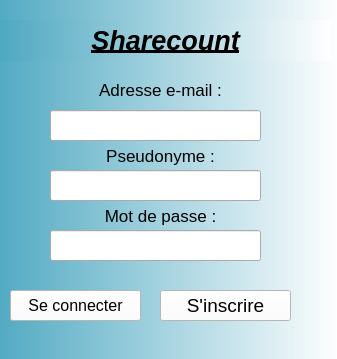
The window that inscription.ui (Obsywon/ShareCount) describes before a commit, drawn with Qt 5.
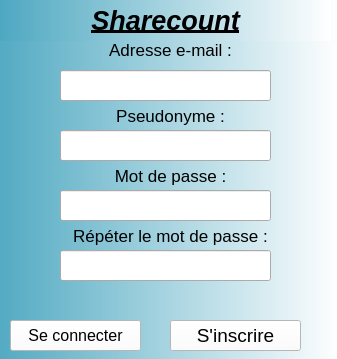
The same window after the commit.

Commit message: inscription avec deux champs

What changed in the file:
```diff
--- a/inscription.ui
+++ b/inscription.ui
@@ -16,8 +16,8 @@
   <widget class="QLabel" name="l_Pseudo_2">
    <property name="geometry">
     <rect>
-     <x>20</x>
-     <y>140</y>
+     <x>30</x>
+     <y>100</y>
      <width>281</width>
      <height>31</height>
     </rect>
@@ -37,8 +37,8 @@
   <widget class="QPushButton" name="inscrire">
    <property name="geometry">
     <rect>
-     <x>160</x>
-     <y>290</y>
+     <x>170</x>
+     <y>320</y>
      <width>131</width>
      <height>31</height>
     </rect>
@@ -60,8 +60,8 @@
   <widget class="QLineEdit" name="in_pseudo">
    <property name="geometry">
     <rect>
-     <x>50</x>
-     <y>170</y>
+     <x>60</x>
+     <y>130</y>
      <width>211</width>
      <height>31</height>
     </rect>
@@ -70,8 +70,8 @@
   <widget class="QLabel" name="label_3">
    <property name="geometry">
     <rect>
-     <x>20</x>
-     <y>200</y>
+     <x>30</x>
+     <y>160</y>
      <width>281</width>
      <height>31</height>
     </rect>
@@ -92,7 +92,7 @@
    <property name="geometry">
     <rect>
      <x>0</x>
-     <y>20</y>
+     <y>0</y>
      <width>331</width>
      <height>41</height>
     </rect>
@@ -126,8 +126,8 @@
   <widget class="QLineEdit" name="in_email">
    <property name="geometry">
     <rect>
-     <x>50</x>
-     <y>110</y>
+     <x>60</x>
+     <y>70</y>
      <width>211</width>
      <height>31</height>
     </rect>
@@ -136,8 +136,8 @@
   <widget class="QLineEdit" name="in_mdp">
    <property name="geometry">
     <rect>
-     <x>50</x>
-     <y>230</y>
+     <x>60</x>
+     <y>190</y>
      <width>211</width>
      <height>31</height>
     </rect>
@@ -152,8 +152,8 @@
    </property>
    <property name="geometry">
     <rect>
-     <x>10</x>
-     <y>80</y>
+     <x>20</x>
+     <y>40</y>
      <width>301</width>
      <height>20</height>
     </rect>
@@ -174,7 +174,7 @@
    <property name="geometry">
     <rect>
      <x>20</x>
-     <y>330</y>
+     <y>290</y>
      <width>281</width>
      <height>20</height>
     </rect>
@@ -187,7 +187,7 @@
    <property name="geometry">
     <rect>
      <x>10</x>
-     <y>290</y>
+     <y>320</y>
      <width>131</width>
      <height>31</height>
     </rect>
@@ -222,6 +222,43 @@
     <string/>
    </property>
   </widget>
+  <widget class="QLineEdit" name="in_mdp_2">
+   <property name="geometry">
+    <rect>
+     <x>60</x>
+     <y>250</y>
+     <width>211</width>
+     <height>31</height>
+    </rect>
+   </property>
+   <property name="text">
+    <string/>
+   </property>
+   <property name="echoMode">
+    <enum>QLineEdit::Password</enum>
+   </property>
+  </widget>
+  <widget class="QLabel" name="label_7">
+   <property name="geometry">
+    <rect>
+     <x>30</x>
+     <y>220</y>
+     <width>281</width>
+     <height>31</height>
+    </rect>
+   </property>
+   <property name="font">
+    <font>
+     <pointsize>13</pointsize>
+    </font>
+   </property>
+   <property name="text">
+    <string>Répéter le mot de passe :</string>
+   </property>
+   <property name="alignment">
+    <set>Qt::AlignCenter</set>
+   </property>
+  </widget>
   <zorder>label_6</zorder>
   <zorder>l_Pseudo_2</zorder>
   <zorder>inscrire</zorder>
@@ -233,6 +270,8 @@
   <zorder>label_5</zorder>
   <zorder>in_erreur</zorder>
   <zorder>connecter</zorder>
+  <zorder>in_mdp_2</zorder>
+  <zorder>label_7</zorder>
  </widget>
  <resources/>
  <connections/>
```
The commit also changes 1 other file.
